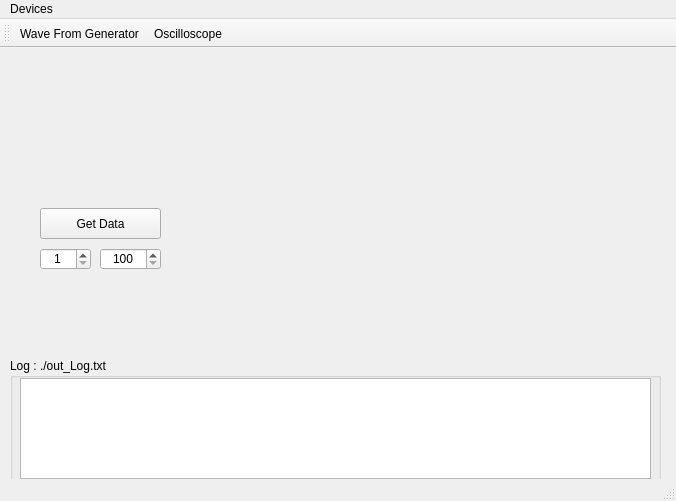
This is mainwindow.ui in TripletESR/DAQ_GUI as Qt 5 draws it before an edit. The edited form follows.
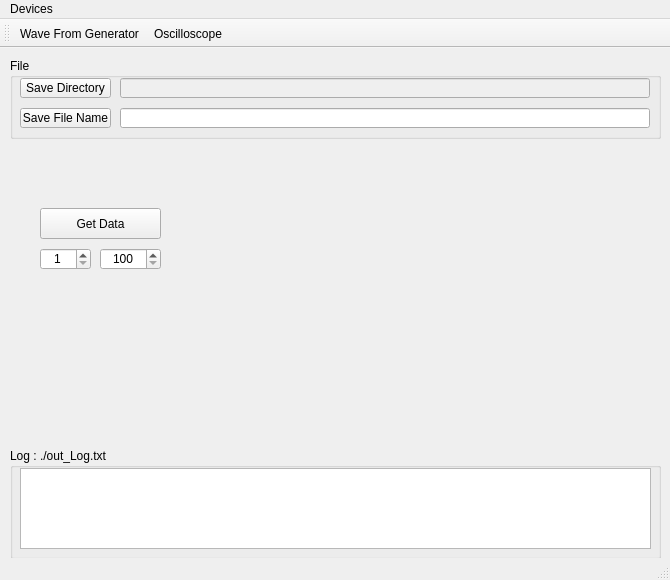
This is the edited form. Custom widgets are drawn as their Qt base class.

Commit message: Baisc file Dialog

The edit to the form file:
```diff
--- a/mainwindow.ui
+++ b/mainwindow.ui
@@ -6,8 +6,8 @@
    <rect>
     <x>0</x>
     <y>0</y>
-    <width>676</width>
-    <height>501</height>
+    <width>670</width>
+    <height>580</height>
    </rect>
   </property>
   <property name="sizePolicy">
@@ -24,7 +24,7 @@
     <property name="geometry">
      <rect>
       <x>220</x>
-      <y>10</y>
+      <y>100</y>
       <width>441</width>
       <height>301</height>
      </rect>
@@ -34,9 +34,9 @@
     <property name="geometry">
      <rect>
       <x>10</x>
-      <y>310</y>
+      <y>400</y>
       <width>651</width>
-      <height>131</height>
+      <height>111</height>
      </rect>
     </property>
     <property name="title">
@@ -48,7 +48,7 @@
        <x>10</x>
        <y>20</y>
        <width>631</width>
-       <height>101</height>
+       <height>81</height>
       </rect>
      </property>
     </widget>
@@ -116,13 +116,81 @@
      <number>1</number>
     </property>
    </widget>
+   <widget class="QGroupBox" name="groupBox_2">
+    <property name="geometry">
+     <rect>
+      <x>10</x>
+      <y>10</y>
+      <width>651</width>
+      <height>81</height>
+     </rect>
+    </property>
+    <property name="title">
+     <string>File</string>
+    </property>
+    <widget class="QPushButton" name="pushButton_saveDir">
+     <property name="geometry">
+      <rect>
+       <x>10</x>
+       <y>20</y>
+       <width>91</width>
+       <height>20</height>
+      </rect>
+     </property>
+     <property name="text">
+      <string>Save Directory</string>
+     </property>
+    </widget>
+    <widget class="QLineEdit" name="lineEdit_Dir">
+     <property name="enabled">
+      <bool>false</bool>
+     </property>
+     <property name="geometry">
+      <rect>
+       <x>110</x>
+       <y>20</y>
+       <width>530</width>
+       <height>20</height>
+      </rect>
+     </property>
+     <property name="sizePolicy">
+      <sizepolicy hsizetype="Fixed" vsizetype="Fixed">
+       <horstretch>0</horstretch>
+       <verstretch>0</verstretch>
+      </sizepolicy>
+     </property>
+    </widget>
+    <widget class="QLineEdit" name="lineEdit_FileName">
+     <property name="geometry">
+      <rect>
+       <x>110</x>
+       <y>50</y>
+       <width>530</width>
+       <height>20</height>
+      </rect>
+     </property>
+    </widget>
+    <widget class="QPushButton" name="pushButton_saveFile">
+     <property name="geometry">
+      <rect>
+       <x>10</x>
+       <y>50</y>
+       <width>91</width>
+       <height>20</height>
+      </rect>
+     </property>
+     <property name="text">
+      <string>Save File Name</string>
+     </property>
+    </widget>
+   </widget>
   </widget>
   <widget class="QMenuBar" name="menuBar">
    <property name="geometry">
     <rect>
      <x>0</x>
      <y>0</y>
-     <width>676</width>
+     <width>670</width>
      <height>21</height>
     </rect>
    </property>
```
Left out of the diff: 2 changed lines with no effect on the pictures. The commit also changes 4 other files.
